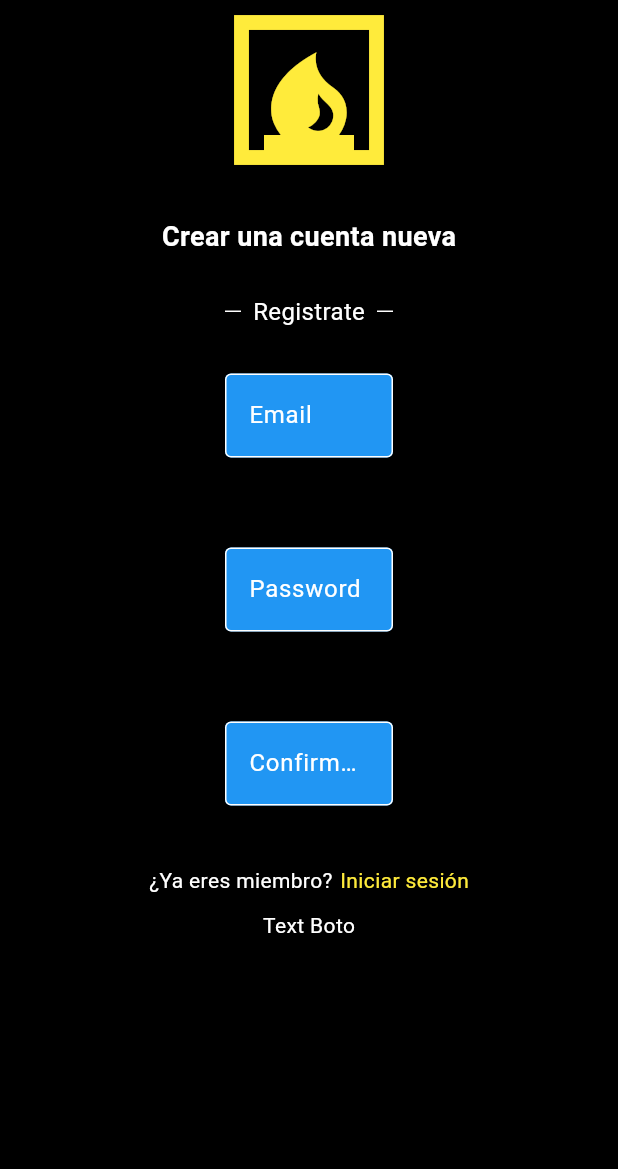
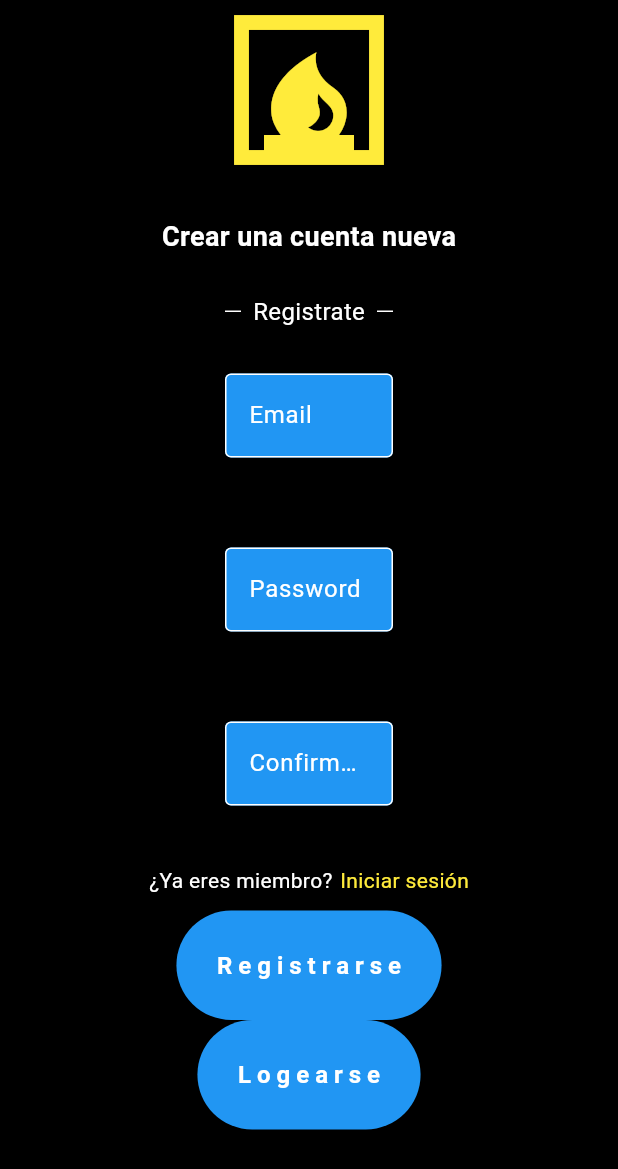
Before and after one commit to marcosLucero/firebase, a Flutter app: the screen it shows after launch, on a phone screen of 412 x 824 dp. Shown: the top 1169 px of the screen. Run offline on Flutter 3.47's test engine with Material 3 defaults, Android fonts, the phone set to English and light mode, and no system bars.

Commit message:
Pagina registero front echo

```diff
--- a/lib/componetes/boto_auth.dart
+++ b/lib/componetes/boto_auth.dart
@@ -1,12 +1,32 @@
 import 'package:flutter/material.dart';
 
 class BotoAuth extends StatelessWidget {
-  const BotoAuth({super.key});
+  final String texto;
+  final Function() onTap;
+
+  const BotoAuth({
+    super.key,
+    required this.texto,
+    required this.onTap,
+    });
+
+
 
   @override
   Widget build(BuildContext context) {
-    return Container(
-      child: Text("Text Boto",style: TextStyle(color: Colors.white),),
+
+    return GestureDetector(
+      onTap: onTap ,
+      child: Container(
+        decoration: BoxDecoration(
+          color: Colors.blue,
+          borderRadius: BorderRadius.circular(50),
+        ),
+        child: Padding(
+          padding: const EdgeInsets.all(25),
+          child: Text(texto, style: TextStyle(color: Colors.white, fontWeight: FontWeight.bold, fontSize: 16, letterSpacing: 4),),
+        ),
+      ),
     );
   }
 }
--- a/lib/paginas/pagina_registro.dart
+++ b/lib/paginas/pagina_registro.dart
@@ -6,6 +6,10 @@ class PaginaRegistro extends StatelessWidget {
   PaginaRegistro({
     super.key,
   });
+
+  void hacerRegistro() {
+    print("Registrando...");
+  }
 
   @override
   Widget build(BuildContext context) {
@@ -74,7 +78,7 @@ class PaginaRegistro extends StatelessWidget {
                 const SizedBox(height: 10),
 
                 //no esta registardo?
-                 Row(
+                Row(
                   mainAxisAlignment: MainAxisAlignment.center,
                   children: [
                     Text("¿Ya eres miembro?",
@@ -93,7 +97,14 @@ class PaginaRegistro extends StatelessWidget {
                 const SizedBox(height: 10),
 
                 //boton de registro.
-                BotoAuth()
+                BotoAuth(
+                  texto: "Registrarse",
+                  onTap: hacerRegistro,
+                ),
+                BotoAuth(
+                  texto: "Logearse",
+                  onTap: (){},
+                )
               ],
             ),
           ),
```
